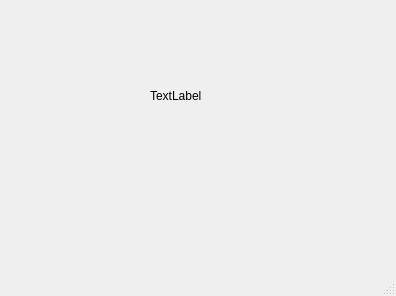
First picture: the form in login.ui, repository Luisf66/Uber_dos_Servicos, before the edit.
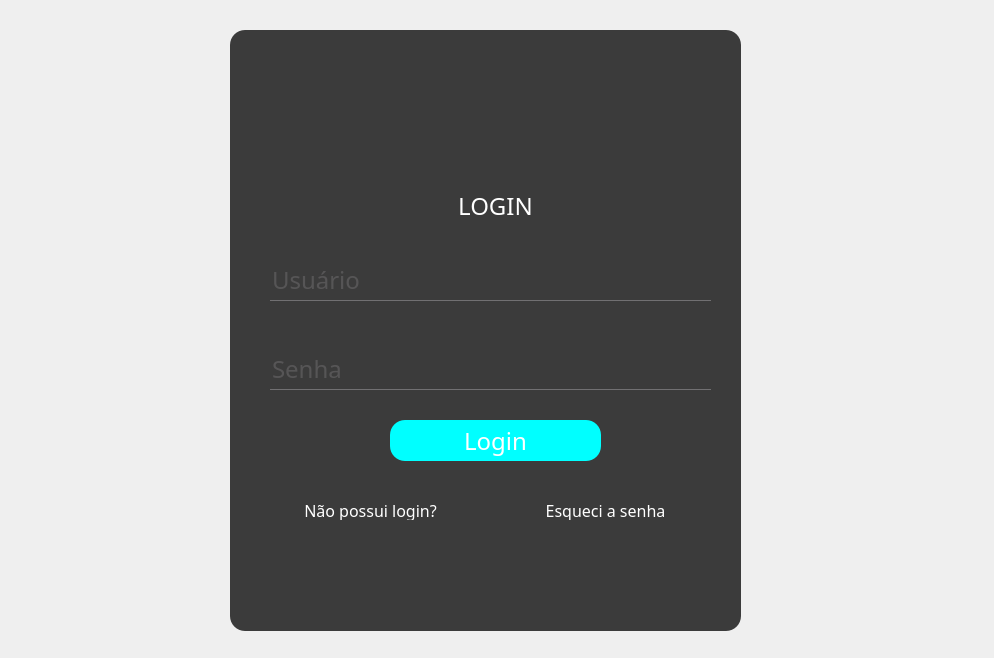
Second picture: the form after the edit. Icons and pictures are not drawn.

Commit message: Tela de Login (FRONT)

What changed in the file:
```diff
--- a/login.ui
+++ b/login.ui
@@ -6,39 +6,203 @@
    <rect>
     <x>0</x>
     <y>0</y>
-    <width>396</width>
-    <height>296</height>
+    <width>994</width>
+    <height>658</height>
    </rect>
   </property>
   <property name="windowTitle">
    <string>login</string>
   </property>
+  <property name="styleSheet">
+   <string notr="true">*{
+	font-family: century gothic;
+	font-size: 24px;
+}
+QWidget{
+	background:url(:/imagem/imagens/background.png);
+ 	background-repeat: no-repeat;
+    background-position: center;   
+}
+QFrame{
+	background: #3b3b3b;
+	border-radius:15px;
+}
+#toolButton{
+	background: transparent;
+	border-radius:30px;
+}
+QLabel{
+	color:white;
+}
+QPushButton{
+	background:#00ffff;
+	color:white;
+	border-radius:15px;
+}
+QPushButton:hover {
+	color:#333;
+	border-radius:15px;
+	background:#ffffff;
+}
+QLineEdit{
+	background:transparent;
+	border:none;
+	color:#717072;
+	border-bottom:1px solid #717072; 
+}</string>
+  </property>
   <widget class="QWidget" name="centralwidget">
-   <widget class="QLabel" name="label_conexao">
+   <widget class="QFrame" name="frame">
     <property name="geometry">
      <rect>
-      <x>150</x>
-      <y>80</y>
-      <width>81</width>
-      <height>31</height>
+      <x>230</x>
+      <y>30</y>
+      <width>511</width>
+      <height>601</height>
      </rect>
     </property>
-    <property name="text">
-     <string>TextLabel</string>
+    <property name="font">
+     <font>
+      <family>century gothic</family>
+      <pointsize>-1</pointsize>
+      <bold>false</bold>
+     </font>
     </property>
+    <property name="layoutDirection">
+     <enum>Qt::LayoutDirection::LeftToRight</enum>
+    </property>
+    <property name="frameShape">
+     <enum>QFrame::Shape::StyledPanel</enum>
+    </property>
+    <property name="frameShadow">
+     <enum>QFrame::Shadow::Raised</enum>
+    </property>
+    <widget class="QLabel" name="login_2">
+     <property name="geometry">
+      <rect>
+       <x>30</x>
+       <y>160</y>
+       <width>471</width>
+       <height>31</height>
+      </rect>
+     </property>
+     <property name="layoutDirection">
+      <enum>Qt::LayoutDirection::LeftToRight</enum>
+     </property>
+     <property name="text">
+      <string>LOGIN</string>
+     </property>
+     <property name="alignment">
+      <set>Qt::AlignmentFlag::AlignCenter</set>
+     </property>
+    </widget>
+    <widget class="QToolButton" name="toolButton">
+     <property name="geometry">
+      <rect>
+       <x>230</x>
+       <y>20</y>
+       <width>61</width>
+       <height>61</height>
+      </rect>
+     </property>
+     <property name="text">
+      <string> </string>
+     </property>
+     <property name="icon">
+      <iconset resource="recursos.qrc">
+       <normaloff>:/imagem/imagens/user.png</normaloff>:/imagem/imagens/user.png</iconset>
+     </property>
+     <property name="iconSize">
+      <size>
+       <width>128</width>
+       <height>128</height>
+      </size>
+     </property>
+    </widget>
+    <widget class="QPushButton" name="btn_login">
+     <property name="geometry">
+      <rect>
+       <x>160</x>
+       <y>390</y>
+       <width>211</width>
+       <height>41</height>
+      </rect>
+     </property>
+     <property name="text">
+      <string>Login</string>
+     </property>
+    </widget>
+    <widget class="QLineEdit" name="campo_usuario">
+     <property name="geometry">
+      <rect>
+       <x>40</x>
+       <y>230</y>
+       <width>441</width>
+       <height>41</height>
+      </rect>
+     </property>
+     <property name="text">
+      <string/>
+     </property>
+     <property name="placeholderText">
+      <string>Usuário</string>
+     </property>
+    </widget>
+    <widget class="QLineEdit" name="campo_senha">
+     <property name="geometry">
+      <rect>
+       <x>40</x>
+       <y>319</y>
+       <width>441</width>
+       <height>41</height>
+      </rect>
+     </property>
+     <property name="text">
+      <string/>
+     </property>
+     <property name="echoMode">
+      <enum>QLineEdit::EchoMode::Password</enum>
+     </property>
+     <property name="placeholderText">
+      <string>Senha</string>
+     </property>
+    </widget>
+    <widget class="QPushButton" name="btn_cadastro">
+     <property name="geometry">
+      <rect>
+       <x>30</x>
+       <y>470</y>
+       <width>221</width>
+       <height>20</height>
+      </rect>
+     </property>
+     <property name="styleSheet">
+      <string notr="true">background:#3b3b3b;
+font-size:16px;</string>
+     </property>
+     <property name="text">
+      <string>Não possui login?</string>
+     </property>
+    </widget>
+    <widget class="QPushButton" name="btn_recuperar_senha">
+     <property name="geometry">
+      <rect>
+       <x>280</x>
+       <y>470</y>
+       <width>191</width>
+       <height>20</height>
+      </rect>
+     </property>
+     <property name="styleSheet">
+      <string notr="true">background:#3b3b3b;
+font-size:16px;</string>
+     </property>
+     <property name="text">
+      <string>Esqueci a senha</string>
+     </property>
+    </widget>
    </widget>
   </widget>
-  <widget class="QMenuBar" name="menubar">
-   <property name="geometry">
-    <rect>
-     <x>0</x>
-     <y>0</y>
-     <width>396</width>
-     <height>26</height>
-    </rect>
-   </property>
-  </widget>
-  <widget class="QStatusBar" name="statusbar"/>
  </widget>
  <resources/>
  <connections/>
```
Left out of the diff: 4 changed lines with no effect on the pictures. The commit also changes 5 other files.
